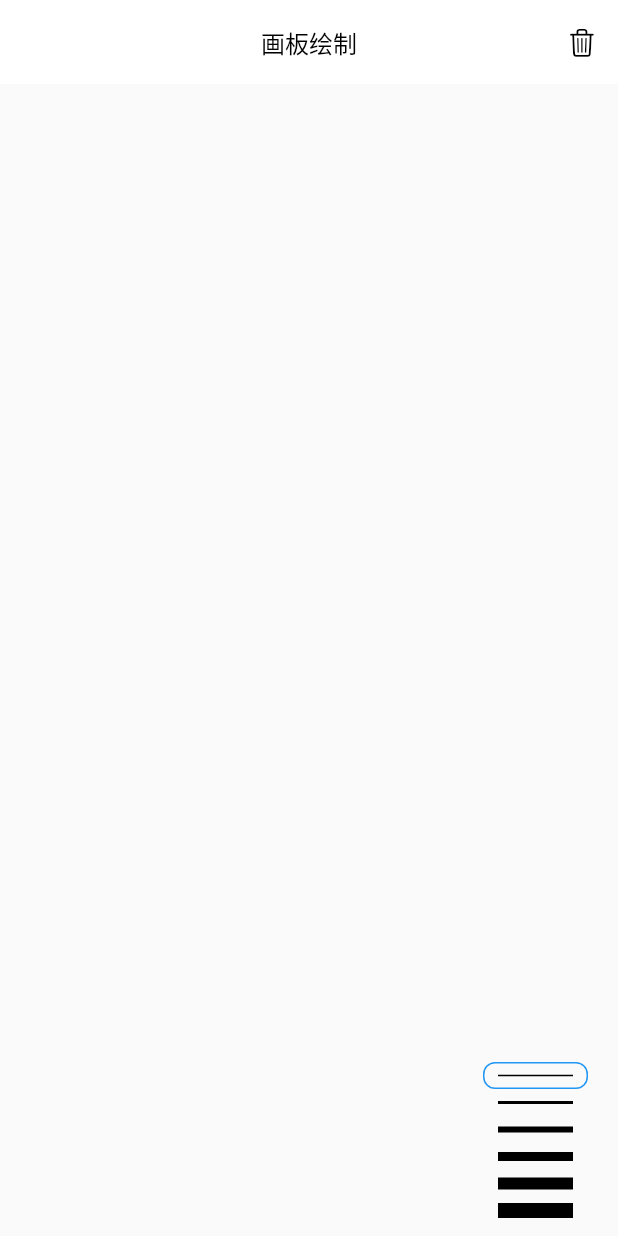
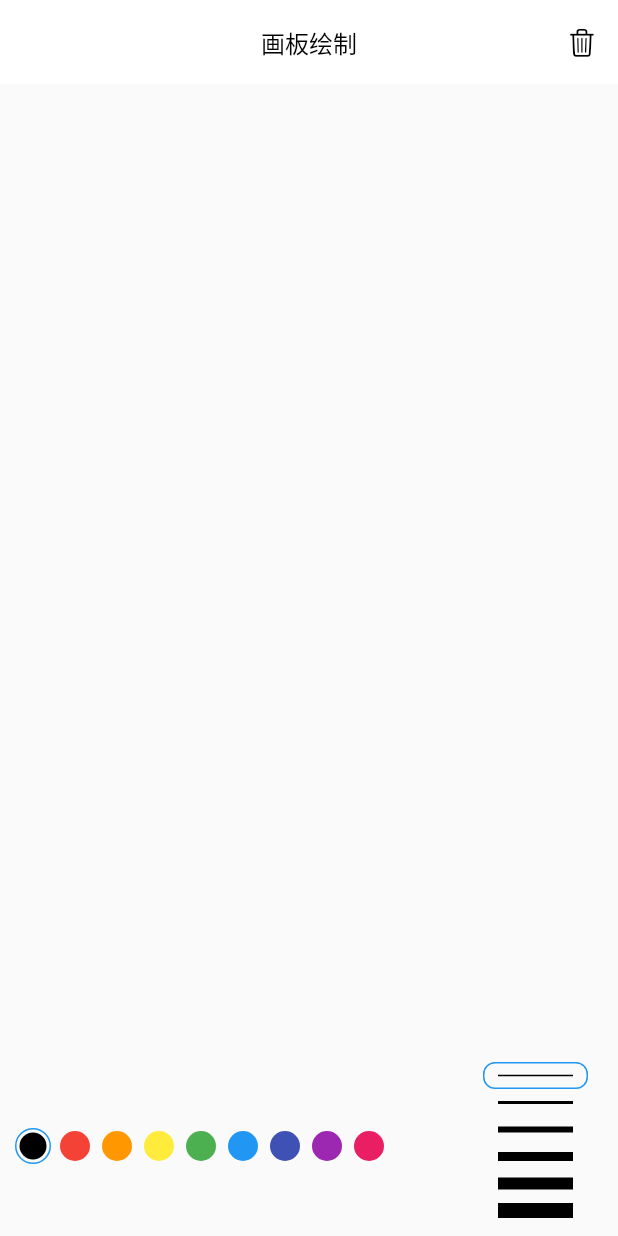
Before and after one commit to toly1994328/flutter_first_station, a Flutter app: the screen it shows after launch, on a phone screen of 412 x 824 dp. Run offline on Flutter 3.47's test engine with Material 2 defaults, Android fonts, the phone set to English and light mode, and no system bars; missing offline and left inert: flame_audio.

Commit message:
选择线条颜色

```diff
--- /dev/null
+++ b/lib/paper/color_selector.dart
@@ -0,0 +1,52 @@
+import 'package:flutter/material.dart';
+
+class ColorSelector extends StatelessWidget {
+  final List<Color> supportColors;
+  final ValueChanged<int> onSelect;
+  final int activeIndex;
+
+  const ColorSelector({
+    Key? key,
+    required this.supportColors,
+    required this.activeIndex,
+    required this.onSelect,
+  }) : super(key: key);
+
+  @override
+  Widget build(BuildContext context) {
+    return Padding(
+      padding: const EdgeInsets.symmetric(horizontal: 8.0, vertical: 8),
+      child: Wrap(
+          // crossAxisAlignment: CrossAxisAlignment.end,
+          children: List.generate(
+            supportColors.length,
+            _buildByIndex,
+          )),
+    );
+  }
+
+  Widget _buildByIndex(int index) {
+    bool select = index == activeIndex;
+    return GestureDetector(
+      onTap: () => onSelect(index),
+      child: Container(
+        margin: const EdgeInsets.symmetric(horizontal: 2),
+        padding: const EdgeInsets.all(2),
+        width: 24,
+        height: 24,
+        alignment: Alignment.center,
+        decoration: BoxDecoration(
+          shape: BoxShape.circle,
+            // borderRadius: BorderRadius.circular(8),
+            border: select ? Border.all(color: Colors.blue) : null
+        ),
+        child: Container(
+          decoration: BoxDecoration(
+              shape: BoxShape.circle,
+            color: supportColors[index],
+          ),
+        ),
+      ),
+    );
+  }
+}
--- a/lib/paper/paper.dart
+++ b/lib/paper/paper.dart
@@ -2,6 +2,7 @@ import 'dart:math';
 import 'dart:ui';
 
 import 'package:flutter/material.dart';
+import 'package:flutter_first_station/paper/color_selector.dart';
 import 'package:flutter_first_station/paper/conform_dialog.dart';
 
 import 'model.dart';
@@ -31,6 +32,17 @@ class _PaperState extends State<Paper> {
     Colors.blue,
     Colors.indigo,
     Colors.purple,
+    Colors.pink,
+
+    // Colors.grey,
+    // Colors.redAccent,
+    // Colors.orangeAccent,
+    // Colors.yellowAccent,
+    // Colors.greenAccent,
+    // Colors.blueAccent,
+    // Colors.indigoAccent,
+    // Colors.purpleAccent,
+    // Colors.pinkAccent,
   ];
 
   // 支持的线粗
@@ -43,6 +55,7 @@ class _PaperState extends State<Paper> {
         onClear: _showClearDialog,
       ),
       body: Stack(
+        alignment: Alignment.bottomLeft,
         children: [
           GestureDetector(
             onPanStart: _onPanStart,
@@ -53,14 +66,23 @@ class _PaperState extends State<Paper> {
             ),
           ),
           Positioned(
-              bottom: 0,
-              right: 10,
-              child: StorkWidthSelector(
-                supportStorkWidths: supportStorkWidths,
-                color: Colors.black,
-                activeIndex: _activeStorkWidthIndex,
-                onSelect: _onSelectStorkWidth,
-              )),
+            bottom: 40,
+            child: ColorSelector(
+              supportColors: supportColors,
+              activeIndex: _activeColorIndex,
+              onSelect: _onSelectColor,
+            ),
+          ),
+          Positioned(
+            bottom: 0,
+            right: 10,
+            child:  StorkWidthSelector(
+              supportStorkWidths: supportStorkWidths,
+              color: supportColors[_activeColorIndex],
+              activeIndex: _activeStorkWidthIndex,
+              onSelect: _onSelectStorkWidth,
+            )
+          ),
         ],
       ),
     );
@@ -88,6 +110,7 @@ class _PaperState extends State<Paper> {
     _lines.add(Line(
       points: [details.localPosition],
       strokeWidth: supportStorkWidths[_activeStorkWidthIndex],
+      color: supportColors[_activeColorIndex],
     ));
   }
 
@@ -100,6 +123,14 @@ class _PaperState extends State<Paper> {
     if (index != _activeStorkWidthIndex) {
       setState(() {
         _activeStorkWidthIndex = index;
+      });
+    }
+  }
+
+  void _onSelectColor(int index) {
+    if (index != _activeColorIndex) {
+      setState(() {
+        _activeColorIndex = index;
       });
     }
   }
```
